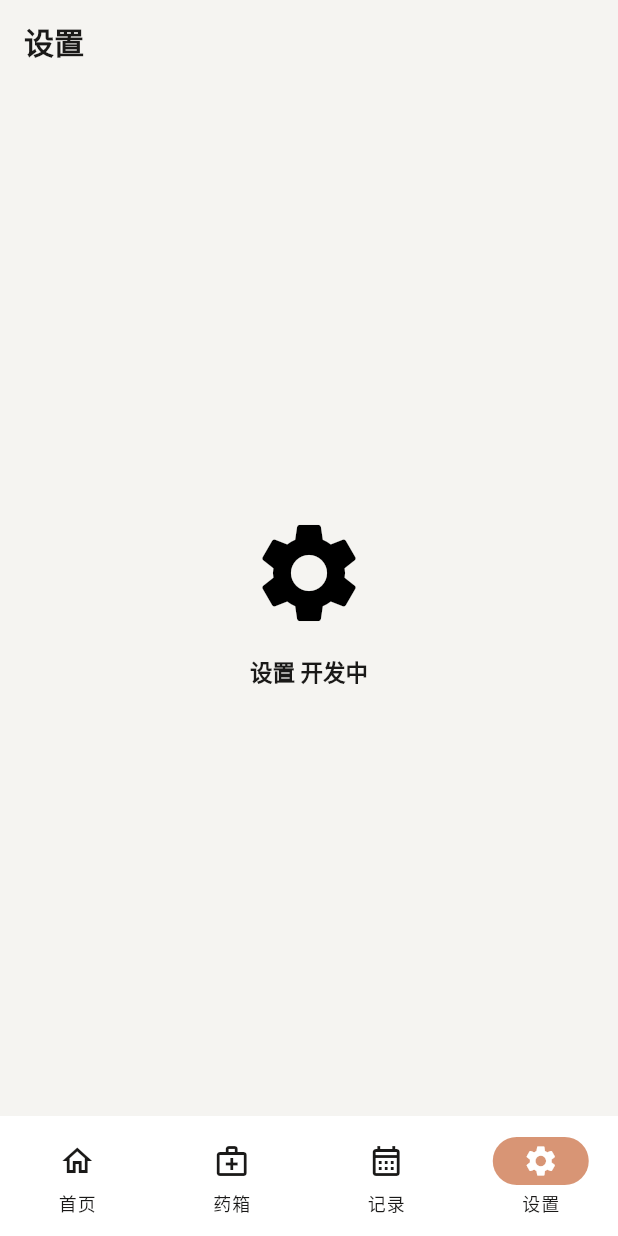
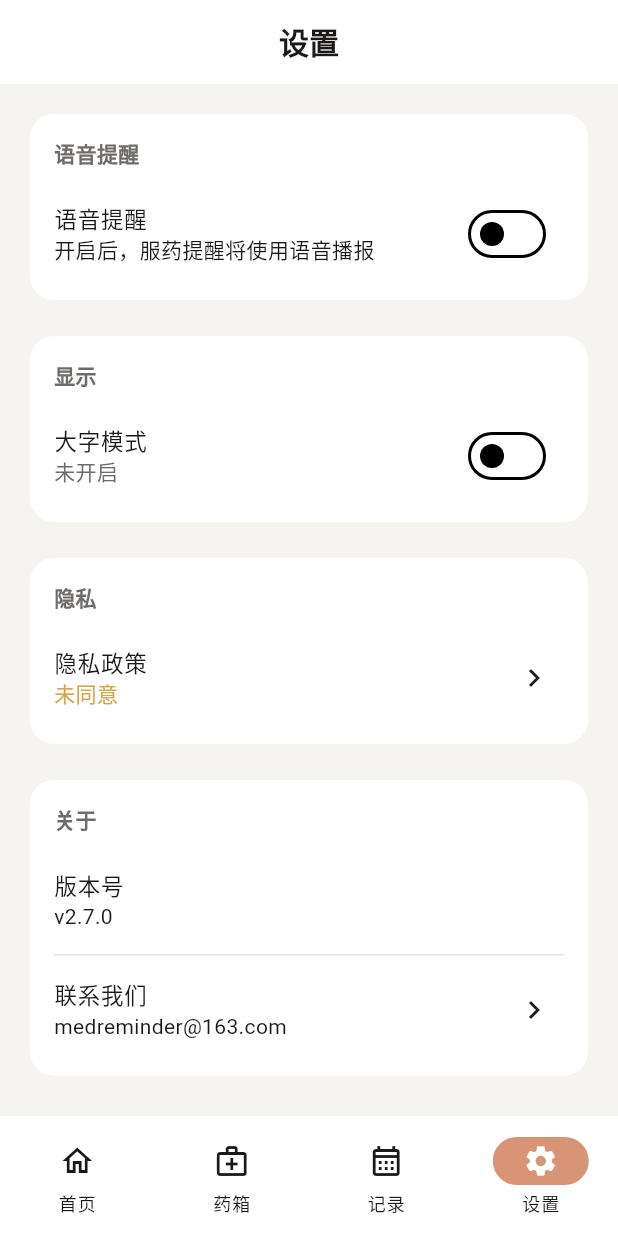
Before and after one commit to Jeremyvcder/medreminder, a Flutter app: the screen it shows after launch, item 4 of the bottom bar chosen, on a phone screen of 412 x 824 dp. Run offline on Flutter 3.47's test engine with Material 3 defaults, Android fonts, the phone set to English and light mode, and no system bars; our stand-ins replace flutter_local_notifications, flutter_secure_storage, flutter_tts, sqflite_sqlcipher, timezone; accounts and stored records are empty; Roboto replaces fonts that are missing (Outfit).

Commit message:
feat: 阶段7 - 设置模块
- 新增设置页面（语音提醒、大字模式、隐私政策、关于）
- 语音提醒默认关闭，添加药品/保健品独立控制
- 免打扰时段显示（固定0:00-8:00）
- 大字模式默认关闭，通过MediaQuery实现全局字体缩放
- 修复设置模块默认值为false的问题
- 修复大字模式不生效问题

```diff
--- a/lib/db/database_helper.dart
+++ b/lib/db/database_helper.dart
@@ -106,9 +106,9 @@ class DatabaseHelper {
   Future<void> _initDefaultSettings(Database db) async {
     final now = DateTime.now().toIso8601String();
     final defaultSettings = {
-      'voice_enabled': 'true',
-      'voice_medicine_enabled': 'true',
-      'voice_supplement_enabled': 'true',
+      'voice_enabled': 'false',
+      'voice_medicine_enabled': 'false',
+      'voice_supplement_enabled': 'false',
       'large_text_mode': 'false',
       'has_agreed_privacy': 'false',
       'device_uuid': const Uuid().v4(),
--- a/lib/main.dart
+++ b/lib/main.dart
@@ -7,9 +7,12 @@ import 'providers/medication_provider.dart';
 import 'providers/reminder_provider.dart';
 import 'providers/settings_provider.dart';
 import 'providers/template_provider.dart';
+import 'providers/records_provider.dart';
 import 'services/scheduler_service.dart';
 import 'screens/home_screen.dart';
 import 'screens/medicine_box_screen.dart';
+import 'screens/records_screen.dart';
+import 'screens/settings_screen.dart';
 
 void main() async {
   WidgetsFlutterBinding.ensureInitialized();
@@ -37,13 +40,23 @@ class MedReminderApp extends StatelessWidget {
         ChangeNotifierProvider(create: (_) => ReminderProvider()),
         ChangeNotifierProvider(create: (_) => SettingsProvider()..loadSettings()),
         ChangeNotifierProvider(create: (_) => TemplateProvider()..loadTemplates()),
+        ChangeNotifierProvider(create: (_) => RecordsProvider()),
       ],
+      child: Consumer<SettingsProvider>(
+        builder: (context, settings, child) {
+          return MediaQuery(
+            data: MediaQuery.of(context).copyWith(
+              textScaler: TextScaler.linear(settings.textScaleFactor),
+            ),
             child: MaterialApp(
               title: '服药宝',
               // 使用温暖舒适主题
               theme: WarmTheme.themeData,
               debugShowCheckedModeBanner: false,
               home: const MainScreen(),
+            ),
+          );
+        },
       ),
     );
   }
@@ -62,8 +75,8 @@ class _MainScreenState extends State<MainScreen> {
   final List<Widget> _screens = const [
     HomeScreen(),
     MedicineBoxScreen(),
-    PlaceholderScreen(title: '记录'),
-    PlaceholderScreen(title: '设置'),
+    RecordsScreen(),
+    const SettingsScreen(),
   ];
 
   @override
@@ -106,39 +119,3 @@ class _MainScreenState extends State<MainScreen> {
     );
   }
 }
-
-/// 占位页面
-class PlaceholderScreen extends StatelessWidget {
-  final String title;
-
-  const PlaceholderScreen({super.key, required this.title});
-
-  @override
-  Widget build(BuildContext context) {
-    final theme = Theme.of(context);
-    return Scaffold(
-      appBar: AppBar(
-        title: Text(title),
-      ),
-      body: Center(
-        child: Column(
-          mainAxisAlignment: MainAxisAlignment.center,
-          children: [
-            Icon(
-              title == '记录' ? Icons.calendar_month : Icons.settings,
-              size: 80,
-              color: theme.colorScheme.outlineVariant,
-            ),
-            const SizedBox(height: 16),
-            Text(
-              '$title 开发中',
-              style: theme.textTheme.titleLarge?.copyWith(
-                color: theme.colorScheme.onSurfaceVariant,
-              ),
-            ),
-          ],
-        ),
-      ),
-    );
-  }
-}
--- a/lib/providers/settings_provider.dart
+++ b/lib/providers/settings_provider.dart
@@ -7,9 +7,9 @@ class SettingsProvider extends ChangeNotifier {
   final DatabaseHelper _db = DatabaseHelper();
   final VoiceService _voiceService = VoiceService();
 
-  bool _voiceEnabled = true;
-  bool _medicineVoiceEnabled = true;
-  bool _supplementVoiceEnabled = true;
+  bool _voiceEnabled = false;
+  bool _medicineVoiceEnabled = false;
+  bool _supplementVoiceEnabled = false;
   bool _largeTextMode = false;
   bool _hasAgreedPrivacy = false;
   String? _deviceUuid;
--- /dev/null
+++ b/lib/screens/settings_screen.dart
@@ -0,0 +1,246 @@
+import 'package:flutter/material.dart';
+import 'package:provider/provider.dart';
+import '../providers/settings_provider.dart';
+import '../theme/warm_theme.dart';
+
+/// 设置页面
+class SettingsScreen extends StatefulWidget {
+  const SettingsScreen({super.key});
+
+  @override
+  State<SettingsScreen> createState() => _SettingsScreenState();
+}
+
+class _SettingsScreenState extends State<SettingsScreen> {
+  @override
+  Widget build(BuildContext context) {
+    return Scaffold(
+      backgroundColor: WarmTheme.bgPage,
+      appBar: AppBar(
+        title: const Text('设置'),
+        backgroundColor: WarmTheme.bgSurface,
+        foregroundColor: WarmTheme.textPrimary,
+        elevation: 0,
+        centerTitle: true,
+      ),
+      body: Consumer<SettingsProvider>(
+        builder: (context, settings, child) {
+          return ListView(
+            padding: const EdgeInsets.all(WarmTheme.spaceLg),
+            children: [
+              // 语音提醒设置
+              _buildSectionCard(
+                title: '语音提醒',
+                initiallyExpanded: true,
+                children: [
+                  // 总开关
+                  SwitchListTile(
+                    title: const Text('语音提醒'),
+                    subtitle: const Text('开启后，服药提醒将使用语音播报'),
+                    value: settings.voiceEnabled,
+                    onChanged: (value) => settings.setVoiceEnabled(value),
+                    activeTrackColor: WarmTheme.primary,
+                  ),
+                  // 子开关 - 仅在总开关开启时显示
+                  if (settings.voiceEnabled) ...[
+                    const Divider(height: 1, indent: 16, endIndent: 16),
+                    // 药品语音
+                    SwitchListTile(
+                      title: const Text('药品语音'),
+                      subtitle: const Text('仅对药品生效'),
+                      value: settings.medicineVoiceEnabled,
+                      onChanged: (value) =>
+                          settings.setMedicineVoiceEnabled(value),
+                      activeTrackColor: WarmTheme.primary,
+                      contentPadding:
+                          const EdgeInsets.only(left: 32, right: 16),
+                    ),
+                    // 保健品语音
+                    SwitchListTile(
+                      title: const Text('保健品语音'),
+                      subtitle: const Text('仅对保健品生效'),
+                      value: settings.supplementVoiceEnabled,
+                      onChanged: (value) =>
+                          settings.setSupplementVoiceEnabled(value),
+                      activeTrackColor: WarmTheme.primary,
+                      contentPadding:
+                          const EdgeInsets.only(left: 32, right: 16),
+                    ),
+                    const Divider(height: 1, indent: 16, endIndent: 16),
+                    // 免打扰时段
+                    ListTile(
+                      title: const Text('免打扰时段'),
+                      subtitle: const Text('24:00 - 08:00'),
+                      trailing: Icon(
+                        Icons.lock_outline,
+                        color: WarmTheme.textSecondary,
+                        size: 20,
+                      ),
+                      contentPadding:
+                          const EdgeInsets.only(left: 16, right: 8),
+                    ),
+                  ],
+                ],
+              ),
+              const SizedBox(height: WarmTheme.spaceLg),
+
+              // 大字模式
+              _buildSectionCard(
+                title: '显示',
+                children: [
+                  SwitchListTile(
+                    title: const Text('大字模式'),
+                    subtitle: Text(
+                      settings.largeTextMode ? '已开启' : '未开启',
+                      style: TextStyle(
+                        color: settings.largeTextMode
+                            ? WarmTheme.success
+                            : WarmTheme.textSecondary,
+                      ),
+                    ),
+                    value: settings.largeTextMode,
+                    onChanged: (value) => settings.setLargeTextMode(value),
+                    activeTrackColor: WarmTheme.primary,
+                  ),
+                ],
+              ),
+              const SizedBox(height: WarmTheme.spaceLg),
+
+              // 隐私政策
+              _buildSectionCard(
+                title: '隐私',
+                children: [
+                  ListTile(
+                    title: const Text('隐私政策'),
+                    subtitle: Text(
+                      settings.hasAgreedPrivacy ? '已同意' : '未同意',
+                      style: TextStyle(
+                        color: settings.hasAgreedPrivacy
+                            ? WarmTheme.success
+                            : WarmTheme.warning,
+                      ),
+                    ),
+                    trailing: const Icon(Icons.chevron_right),
+                    onTap: () => _showPrivacyPolicyDialog(context),
+                  ),
+                ],
+              ),
+              const SizedBox(height: WarmTheme.spaceLg),
+
+              // 关于
+              _buildSectionCard(
+                title: '关于',
+                children: [
+                  ListTile(
+                    title: const Text('版本号'),
+                    subtitle: const Text('v2.7.0'),
+                  ),
+                  const Divider(height: 1, indent: 16, endIndent: 16),
+                  ListTile(
+                    title: const Text('联系我们'),
+                    subtitle: const Text('medreminder@163.com'),
+                    trailing: const Icon(Icons.chevron_right),
+                    onTap: () {
+                      ScaffoldMessenger.of(context).showSnackBar(
+                        const SnackBar(
+                          content: Text('感谢使用服药宝！'),
+                          duration: Duration(seconds: 2),
+                        ),
+                      );
+                    },
+                  ),
+                ],
+              ),
+            ],
+          );
+        },
+      ),
+    );
+  }
+
+  /// 构建卡片Section
+  Widget _buildSectionCard({
+    required String title,
+    required List<Widget> children,
+    bool initiallyExpanded = false,
+  }) {
+    return Card(
+      elevation: 0,
+      color: WarmTheme.bgSurface,
+      shape: RoundedRectangleBorder(
+        borderRadius: BorderRadius.circular(WarmTheme.radiusLg),
+      ),
+      child: Column(
+        crossAxisAlignment: CrossAxisAlignment.start,
+        children: [
+          Padding(
+            padding: const EdgeInsets.fromLTRB(
+              WarmTheme.spaceLg,
+              WarmTheme.spaceLg,
+              WarmTheme.spaceLg,
+              WarmTheme.spaceSm,
+            ),
+            child: Text(
+              title,
+              style: TextStyle(
+                fontSize: 14,
+                fontWeight: FontWeight.w600,
+                color: WarmTheme.textSecondary,
+              ),
+            ),
+          ),
+          ...children,
+          const SizedBox(height: WarmTheme.spaceSm),
+        ],
+      ),
+    );
+  }
+
+  /// 显示隐私政策弹窗
+  void _showPrivacyPolicyDialog(BuildContext context) {
+    showDialog(
+      context: context,
+      builder: (context) => AlertDialog(
+        title: const Text('隐私政策'),
+        content: const SingleChildScrollView(
+          child: Text(
+            '服药宝隐私政策\n\n'
+            '我们非常重视用户的隐私保护。本应用将收集以下信息：\n\n'
+            '1. 设备信息：用于推送服药提醒通知\n'
+            '2. 用药记录：用于记录您的服药历史\n'
+            '3. 药品信息：您添加的药品名称、剂量等信息\n\n'
+            '数据存储：\n'
+            '所有数据均存储在您的本地设备中，我们会严格保护您的个人隐私。\n\n'
+            '信息使用：\n'
+            '我们仅将收集的信息用于提供服药提醒服务，不会将其分享给第三方。\n\n'
+            '联系我们：\n'
+            '如有任何隐私问题，请联系我们。',
+          ),
+        ),
+        actions: [
+          TextButton(
+            onPressed: () => Navigator.of(context).pop(),
+            child: const Text('关闭'),
+          ),
+          Consumer<SettingsProvider>(
+            builder: (context, settings, child) {
+              if (!settings.hasAgreedPrivacy) {
+                return ElevatedButton(
+                  onPressed: () {
+                    settings.agreePrivacy();
+                    Navigator.of(context).pop();
+                    ScaffoldMessenger.of(context).showSnackBar(
+                      const SnackBar(content: Text('已同意隐私政策')),
+                    );
+                  },
+                  child: const Text('同意'),
+                );
+              }
+              return const SizedBox.shrink();
+            },
+          ),
+        ],
+      ),
+    );
+  }
+}
```
Lines whose indentation alone changed are shown as unchanged.
